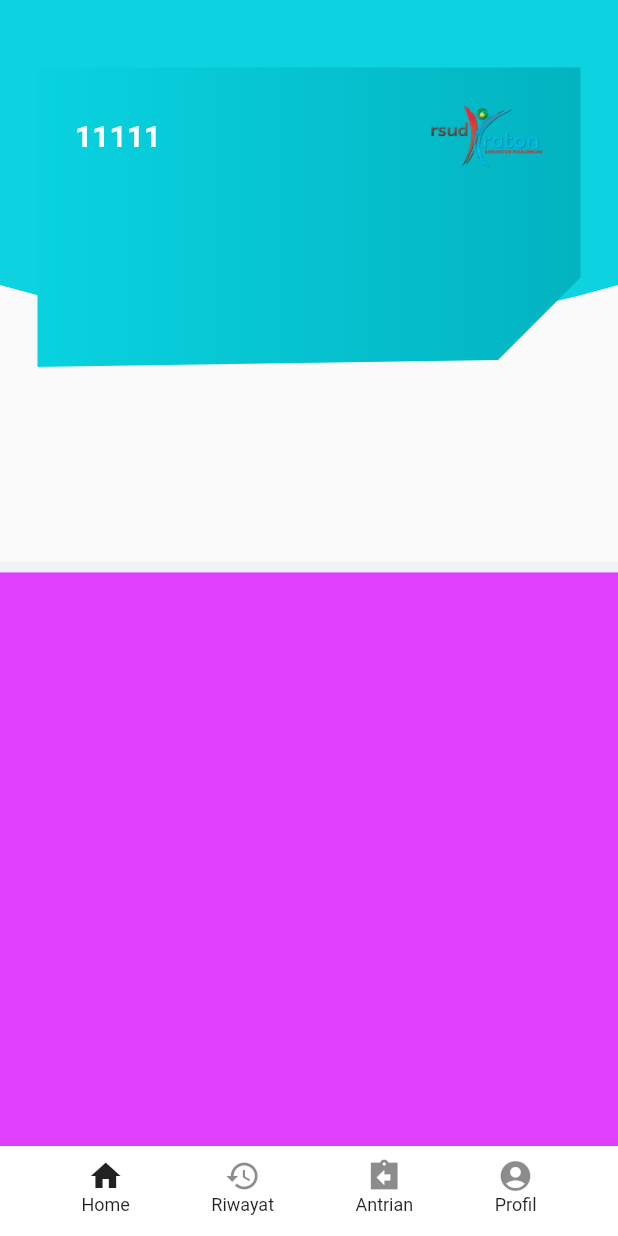
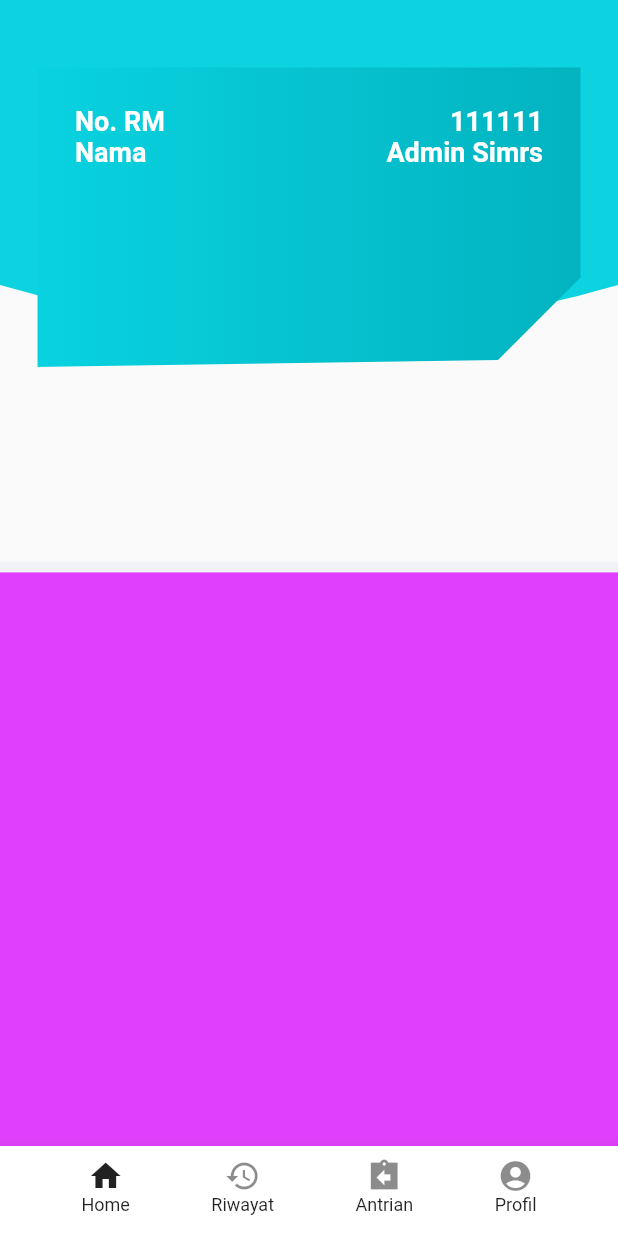
Before and after one commit to virusphp/e-poliklinik, a Flutter app: the HomeView screen opened by its route, on a phone screen of 412 x 824 dp. Run offline on Flutter 3.47's test engine with Material 2 defaults, Android fonts, the phone set to English and light mode, and no system bars; our stand-ins replace get.

Commit message:
update card

```diff
--- a/lib/app/modules/home/views/home_view.dart
+++ b/lib/app/modules/home/views/home_view.dart
@@ -46,22 +46,53 @@ class HomeView extends GetView<HomeController> {
                             ),
                           ),
                           child: Column(
+                            crossAxisAlignment: CrossAxisAlignment.start,
                             children: [
                               Row(
                                 mainAxisAlignment:
                                     MainAxisAlignment.spaceBetween,
                                 children: [
                                   Text(
-                                    "11111",
+                                    "No. RM",
                                     style: TextStyle(
                                       color: Colors.white,
-                                      fontSize: 20,
+                                      fontSize: 18,
                                       fontWeight: FontWeight.bold,
                                     ),
                                   ),
-                                  Image.asset(
-                                    "assets/logo/logo-only.png",
-                                    width: 75,
+                                  Text(
+                                    "111111",
+                                    style: TextStyle(
+                                      color: Colors.white,
+                                      fontSize: 18,
+                                      fontWeight: FontWeight.bold,
+                                    ),
+                                  ),
+                                  // Image.asset(
+                                  //   "assets/logo/logo-only.png",
+                                  //   width: 75,
+                                  // ),
+                                ],
+                              ),
+                              Row(
+                                mainAxisAlignment:
+                                    MainAxisAlignment.spaceBetween,
+                                children: [
+                                  Text(
+                                    "Nama",
+                                    style: TextStyle(
+                                      color: Colors.white,
+                                      fontSize: 18,
+                                      fontWeight: FontWeight.bold,
+                                    ),
+                                  ),
+                                  Text(
+                                    "Admin Simrs",
+                                    style: TextStyle(
+                                      color: Colors.white,
+                                      fontSize: 18,
+                                      fontWeight: FontWeight.bold,
+                                    ),
                                   ),
                                 ],
                               ),
```
